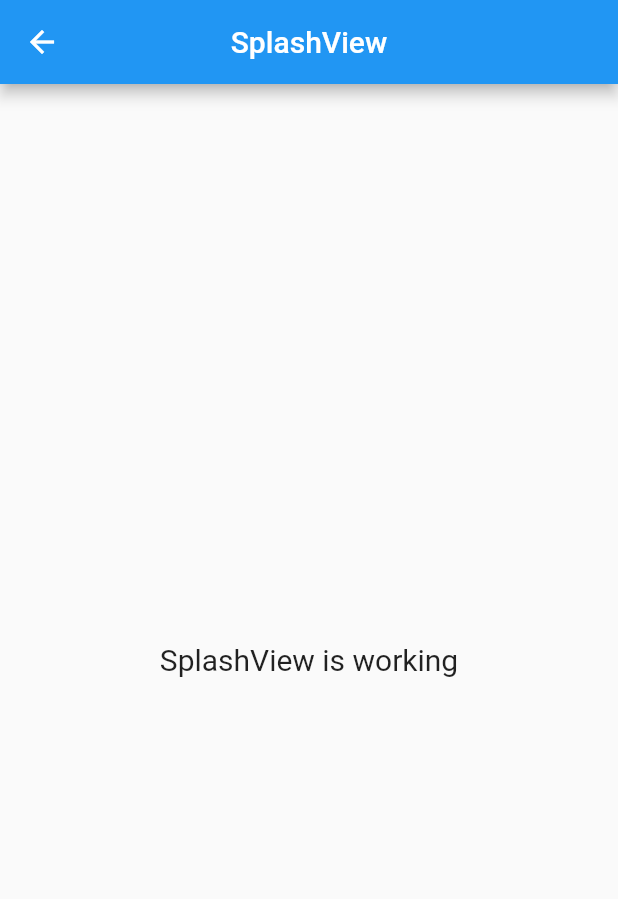
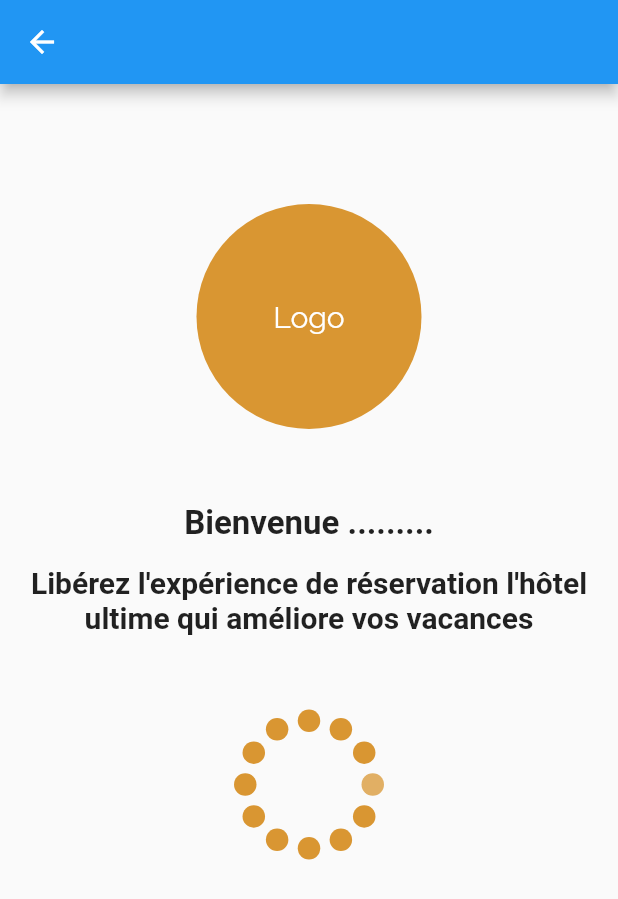
Before and after one commit to Gassem-ilhem/flutter-app, a Flutter app: the SplashView screen opened by its route, on a phone screen of 412 x 824 dp. Shown: the top 899 px of the screen. Run offline on Flutter 3.47's test engine with Material 2 defaults, Android fonts, the phone set to English and light mode, and no system bars; our stand-ins replace flutter_spinkit, get; Roboto replaces fonts that are missing (Courgette).

Commit message:
splashView

```diff
--- a/lib/app/modules/splash/views/splash_view.dart
+++ b/lib/app/modules/splash/views/splash_view.dart
@@ -1,4 +1,5 @@
 import 'package:flutter/material.dart';
+import 'package:flutter_spinkit/flutter_spinkit.dart';
 
 import 'package:get/get.dart';
 
@@ -9,16 +10,54 @@ class SplashView extends GetView<SplashController> {
   @override
   Widget build(BuildContext context) {
     return Scaffold(
-      appBar: AppBar(
-        title: const Text('SplashView'),
-        centerTitle: true,
-      ),
-      body: const Center(
-        child: Text(
-          'SplashView is working',
-          style: TextStyle(fontSize: 20),
+        appBar: AppBar(
+          title: const Text(''),
+          centerTitle: true,
         ),
-      ),
-    );
+        body: Column(
+          children: [
+            SizedBox(height: 80),
+            Center(
+              child: Container(
+                  width: 150.0,
+                  height: 150.0,
+                  decoration: const BoxDecoration(
+                    color: Color.fromRGBO(217, 150, 50, 9),
+                    shape: BoxShape.circle,
+                  ),
+                  child: Center(
+                      child: Text(
+                    "Logo",
+                    style: TextStyle(fontSize: 20.0, color: Colors.white),
+                  ))),
+            ),
+            SizedBox(height: 50),
+            const Center(
+              child: Text(
+                'Bienvenue .........',
+                style: TextStyle(
+                    fontSize: 22,
+                    fontFamily: 'Courgette',
+                    fontWeight: FontWeight.bold),
+              ),
+            ),
+            SizedBox(height: 15),
+            const Center(
+              child: Text(
+                "Libérez l'expérience de réservation l'hôtel ultime qui améliore vos vacances",
+                style: TextStyle(
+                    fontSize: 20,
+                    fontFamily: "Courgette",
+                    fontWeight: FontWeight.bold),
+                textAlign: TextAlign.center,
+              ),
+            ),
+            SizedBox(height: 50),
+            SpinKitCircle(
+              size: 100,
+              color: Color.fromRGBO(217, 150, 50, 9),
+            ),
+          ],
+        ));
   }
 }
--- a/lib/main.dart
+++ b/lib/main.dart
@@ -1,4 +1,5 @@
 import 'package:flutter/material.dart';
+import 'package:flutter_app/app/modules/splash/views/splash_view.dart';
 
 import 'package:get/get.dart';
 
@@ -8,8 +9,10 @@ void main() {
   runApp(
     GetMaterialApp(
       title: "Application",
-      initialRoute: AppPages.INITIAL,
+      //initialRoute: AppPages.INITIAL,
       getPages: AppPages.routes,
+      theme: ThemeData(fontFamily: 'Raleway'),
+      home: SplashView(),
     ),
   );
 }
```
Also changed, not shown: pubspec.yaml (+15 -1 lines), assets/fonts/Courgette-Regular.ttf (added), assets/fonts/DancingScript-VariableFont_wght.ttf (added), assets/fonts/Oswald-VariableFont_wght.ttf (added), assets/fonts/Raleway-Italic.ttf (added), assets/fonts/Raleway-Regular.ttf (added), pubspec.lock.
